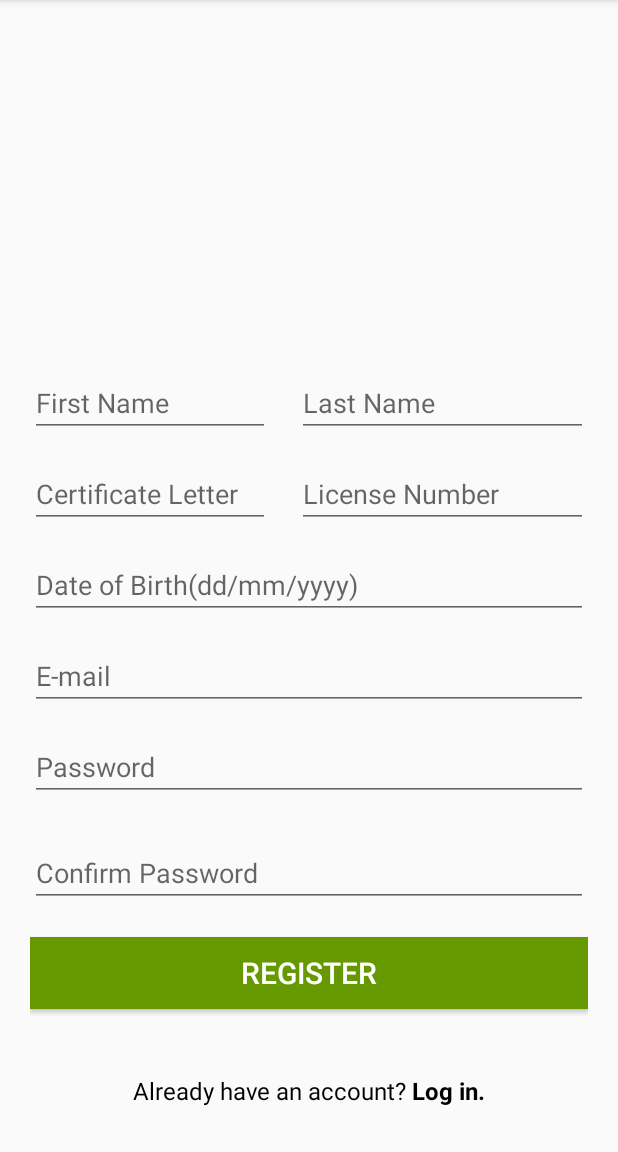
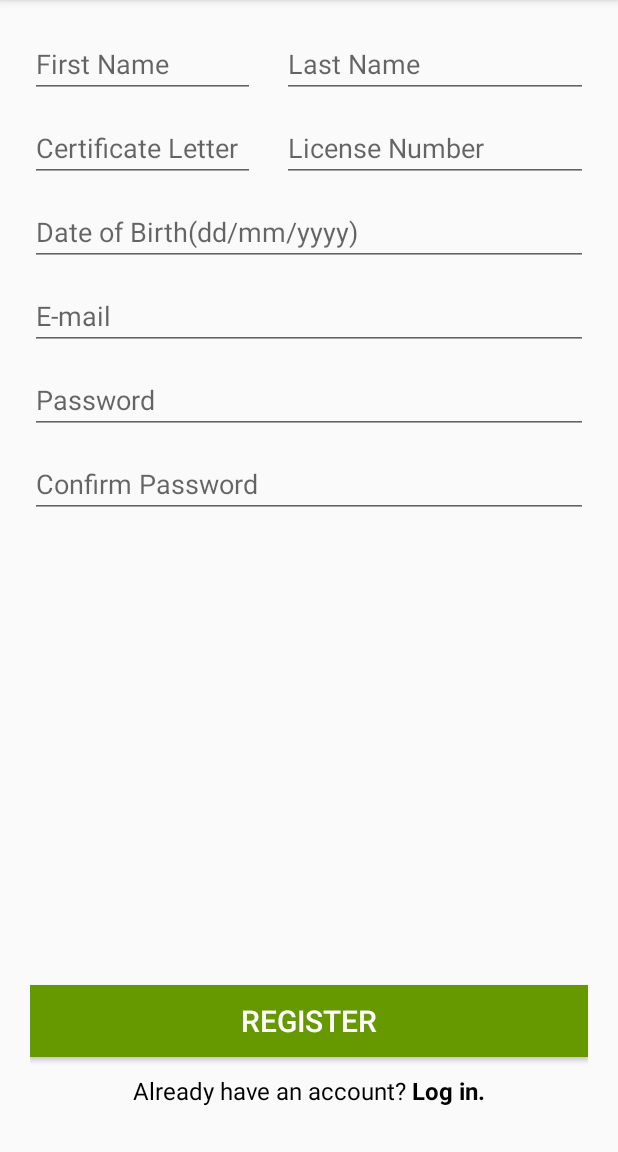
Before and after one commit to I-Believe-I-Can-Fly/SkydiveLogbook, an Android app: the screen it shows after launch (SignInActivity), after a tap on an icon or button, on a phone screen of 412 x 824 dp, the part 84-1236 px from its top. Run offline under Robolectric (Android 15) with nearby library versions, the phone set to English and light mode, and no system bars; our stand-ins replace Firebase (no records; nobody signed in at launch, a user with empty details on screens opened directly); 2 other taps on this screen came first.

Commit message:
Register works on smaler screens

```diff
--- a/app/src/main/java/ibelieveicanfly/skydivelogbook/SignInActivity.java
+++ b/app/src/main/java/ibelieveicanfly/skydivelogbook/SignInActivity.java
@@ -7,6 +7,7 @@ import android.support.v7.app.AppCompatActivity;
 import android.text.Html;
 import android.util.Log;
 import android.view.View;
+import android.view.ViewGroup;
 import android.widget.EditText;
 import android.widget.RelativeLayout;
 import android.widget.TextView;
--- a/app/src/main/res/layout/activity_sign_in.xml
+++ b/app/src/main/res/layout/activity_sign_in.xml
@@ -11,7 +11,6 @@
         android:layout_width="fill_parent"
         android:layout_height="fill_parent"
         android:layout_marginBottom="55dp"
-        android:layout_marginTop="0dp"
         android:paddingEnd="20dp"
         android:paddingStart="20dp"
         android:paddingTop="20dp"
@@ -23,9 +22,9 @@
 
         <EditText
             android:id="@+id/edit_firstName"
-            android:layout_width="160dp"
+            android:layout_width="150dp"
             android:layout_height="wrap_content"
-            android:layout_above="@id/edit_certificate"
+            android:layout_alignParentTop="true"
             android:layout_marginBottom="5dp"
             android:layout_marginEnd="10dp"
             android:ems="10"
@@ -33,7 +32,8 @@
             android:imeOptions="actionNext"
             android:inputType="textPersonName|textCapWords"
             android:nextFocusRight="@+id/edit_lastName"
-            android:visibility="visible">
+            android:visibility="visible"
+            app:layout_constraintEnd_toStartOf="@id/edit_lastName">
 
             <requestFocus />
         </EditText>
@@ -42,7 +42,6 @@
             android:id="@+id/edit_lastName"
             android:layout_width="match_parent"
             android:layout_height="wrap_content"
-            android:layout_above="@id/edit_license"
             android:layout_marginBottom="5dp"
             android:layout_marginStart="8dp"
             android:layout_toEndOf="@id/edit_firstName"
@@ -55,12 +54,12 @@
 
         <EditText
             android:id="@+id/edit_certificate"
-            android:layout_width="160dp"
+            android:layout_width="150dp"
             android:layout_height="wrap_content"
-            android:layout_above="@id/edit_DOB"
+            android:layout_below="@+id/edit_firstName"
             android:layout_marginBottom="5dp"
             android:layout_marginEnd="10dp"
-            android:layout_marginTop="10dp"
+            android:layout_marginTop="5dp"
             android:ems="2"
             android:hint="@string/certificate"
             android:imeOptions="actionNext"
@@ -73,11 +72,11 @@
             android:id="@+id/edit_license"
             android:layout_width="match_parent"
             android:layout_height="wrap_content"
-            android:layout_above="@id/edit_DOB"
+            android:layout_below="@+id/edit_lastName"
             android:layout_marginBottom="5dp"
             android:layout_marginEnd="0dp"
             android:layout_marginStart="8dp"
-            android:layout_marginTop="10dp"
+            android:layout_marginTop="5dp"
             android:layout_toEndOf="@id/edit_certificate"
             android:ems="8"
             android:hint="@string/license"
@@ -90,9 +89,9 @@
             android:id="@+id/edit_DOB"
             android:layout_width="match_parent"
             android:layout_height="wrap_content"
-            android:layout_above="@id/edit_email"
+            android:layout_below="@id/edit_license"
             android:layout_marginBottom="5dp"
-            android:layout_marginTop="10dp"
+            android:layout_marginTop="5dp"
             android:ems="10"
             android:hint="@string/dob"
             android:imeOptions="actionNext"
@@ -103,9 +102,9 @@
             android:id="@+id/edit_email"
             android:layout_width="match_parent"
             android:layout_height="wrap_content"
-            android:layout_above="@id/edit_password"
+            android:layout_below="@id/edit_DOB"
             android:layout_marginBottom="5dp"
-            android:layout_marginTop="10dp"
+            android:layout_marginTop="5dp"
             android:ems="10"
             android:hint="@string/email"
             android:imeOptions="actionNext"
@@ -117,9 +116,9 @@
             android:id="@+id/edit_password"
             android:layout_width="match_parent"
             android:layout_height="wrap_content"
-            android:layout_above="@id/edit_confirmPass"
+            android:layout_below="@id/edit_email"
             android:layout_marginBottom="5dp"
-            android:layout_marginTop="10dp"
+            android:layout_marginTop="5dp"
             android:ems="10"
             android:hint="@string/password"
             android:imeOptions="actionNext"
@@ -131,9 +130,9 @@
             android:id="@+id/edit_confirmPass"
             android:layout_width="match_parent"
             android:layout_height="wrap_content"
-            android:layout_above="@id/btn_register"
-            android:layout_marginBottom="20dp"
-            android:layout_marginTop="20dp"
+            android:layout_below="@id/edit_password"
+            android:layout_marginBottom="10dp"
+            android:layout_marginTop="5dp"
             android:ems="10"
             android:hint="@string/confirmPassword"
             android:inputType="textPassword"
@@ -144,8 +143,8 @@
             android:layout_width="match_parent"
             android:layout_height="wrap_content"
             android:layout_alignParentBottom="true"
-            android:layout_centerHorizontal="true"
-            android:layout_marginBottom="40dp"
+            android:layout_marginBottom="8dp"
+            android:layout_marginTop="10dp"
             android:background="@android:color/holo_green_dark"
             android:onClick="onRegisterClick"
             android:text="@string/register"
--- a/build.gradle
+++ b/build.gradle
@@ -7,7 +7,7 @@ buildscript {
         jcenter()
     }
     dependencies {
-        classpath 'com.android.tools.build:gradle:3.1.1'
+        classpath 'com.android.tools.build:gradle:3.1.2'
         classpath 'com.google.gms:google-services:3.2.1'
 
 
```
